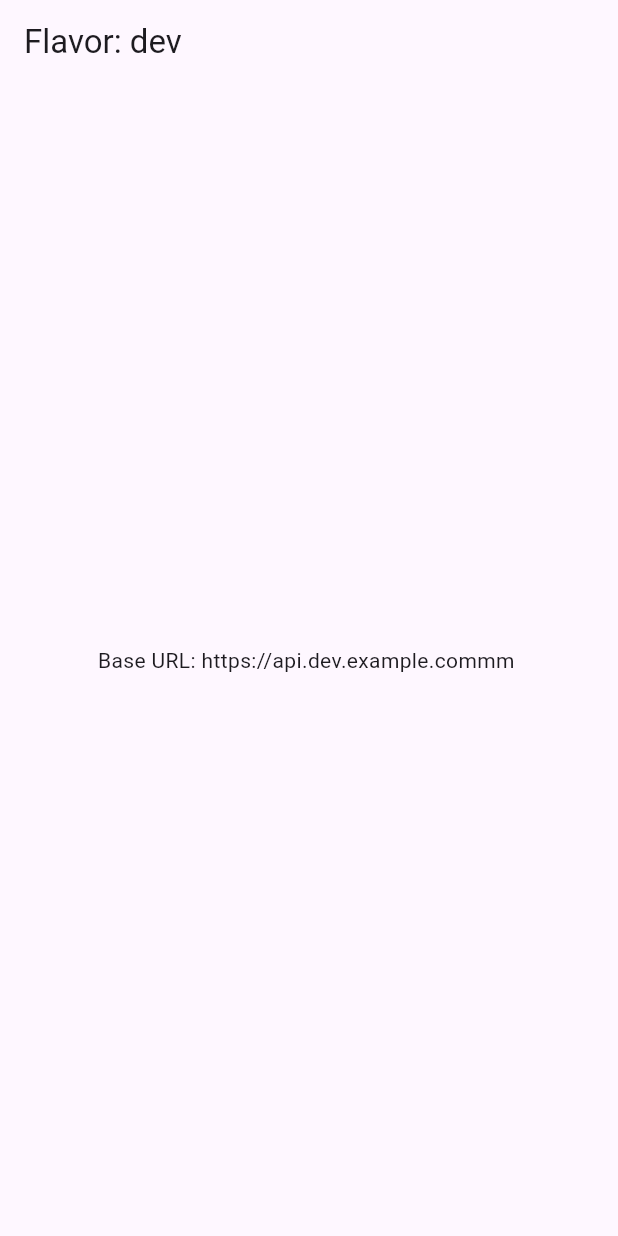
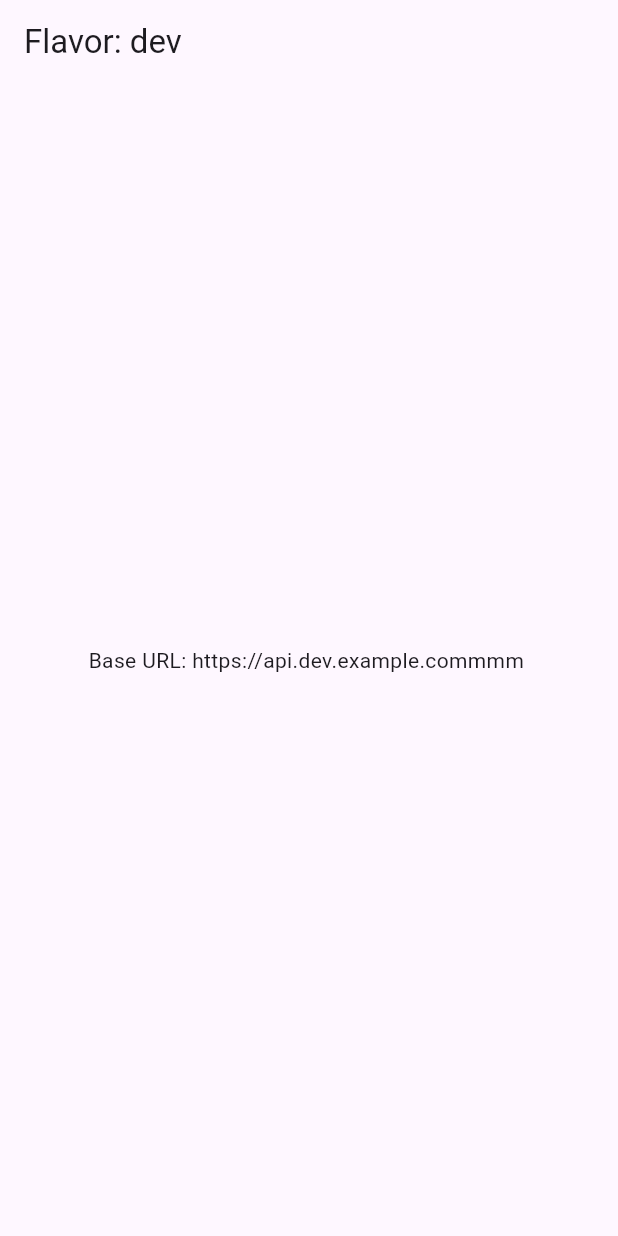
Before and after one commit to Code-By-Zubair/flutter_flavoring, a Flutter app: the screen it shows after launch, on a phone screen of 412 x 824 dp. Run offline on Flutter 3.47's test engine with Material 3 defaults, Android fonts, the phone set to English and light mode, and no system bars.

Commit message:
Update main.dart

```diff
--- a/lib/main.dart
+++ b/lib/main.dart
@@ -6,7 +6,7 @@ void main() {
   bootstrap(
     Env(
       name: 'DEV',
-      apiBaseUrl: 'https://api.dev.example.commm ',
+      apiBaseUrl: 'https://api.dev.example.commmm ',
       flavor: Flavors.dev,
     ),
   );
```
